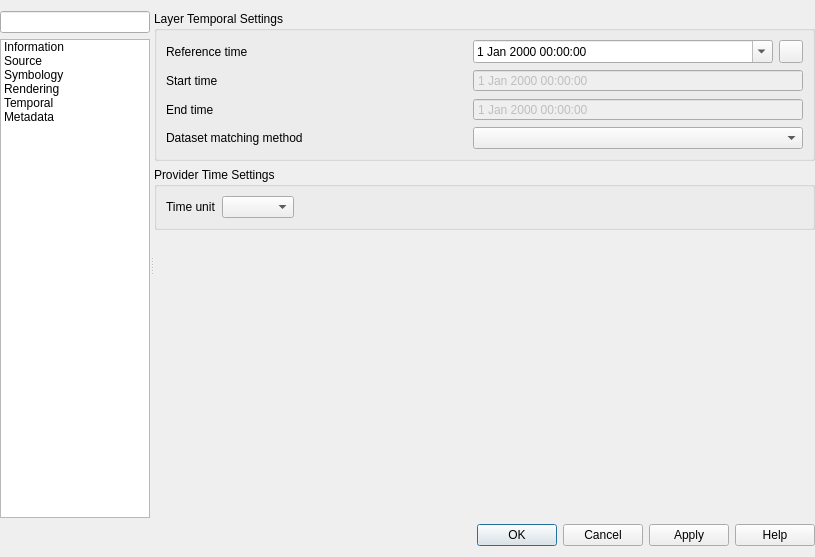
The window that src/ui/mesh/qgsmeshlayerpropertiesbase.ui (nextgis/nextgisqgis) describes before a commit, drawn with Qt 5.
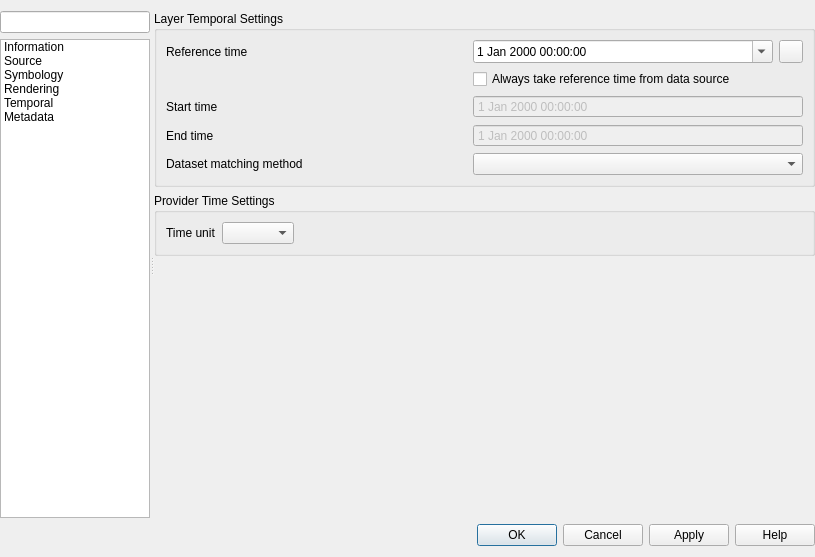
The same window after the commit. The open tabs and pages were chosen to show the change. Icons and pictures are not drawn. Custom widgets are drawn as their Qt base class.

What changed in the file:
```diff
--- a/src/ui/mesh/qgsmeshlayerpropertiesbase.ui
+++ b/src/ui/mesh/qgsmeshlayerpropertiesbase.ui
@@ -615,10 +615,10 @@
               <string>Layer Temporal Settings</string>
              </property>
              <layout class="QGridLayout" name="gridLayout_4">
-              <item row="0" column="0">
-               <widget class="QLabel" name="label_3">
+              <item row="3" column="0">
+               <widget class="QLabel" name="label_6">
                 <property name="text">
-                 <string>Reference time</string>
+                 <string>Start time</string>
                 </property>
                </widget>
               </item>
@@ -635,6 +635,75 @@
                 </property>
                </widget>
               </item>
+              <item row="6" column="1" colspan="2">
+               <widget class="QComboBox" name="mComboBoxTemporalDatasetMatchingMethod">
+                <property name="toolTip">
+                 <string>Method for selection of temporal mesh dataset from a range time</string>
+                </property>
+               </widget>
+              </item>
+              <item row="4" column="1" colspan="2">
+               <widget class="QDateTimeEdit" name="mTemporalDateTimeEnd">
+                <property name="enabled">
+                 <bool>false</bool>
+                </property>
+                <property name="wrapping">
+                 <bool>false</bool>
+                </property>
+                <property name="frame">
+                 <bool>true</bool>
+                </property>
+                <property name="readOnly">
+                 <bool>true</bool>
+                </property>
+                <property name="buttonSymbols">
+                 <enum>QAbstractSpinBox::NoButtons</enum>
+                </property>
+                <property name="accelerated">
+                 <bool>false</bool>
+                </property>
+                <property name="showGroupSeparator" stdset="0">
+                 <bool>false</bool>
+                </property>
+                <property name="timeSpec">
+                 <enum>Qt::UTC</enum>
+                </property>
+               </widget>
+              </item>
+              <item row="6" column="0">
+               <widget class="QLabel" name="label_10">
+                <property name="text">
+                 <string>Dataset matching method</string>
+                </property>
+               </widget>
+              </item>
+              <item row="0" column="0">
+               <widget class="QLabel" name="label_3">
+                <property name="text">
+                 <string>Reference time</string>
+                </property>
+               </widget>
+              </item>
+              <item row="4" column="0">
+               <widget class="QLabel" name="label_4">
+                <property name="text">
+                 <string>End time</string>
+                </property>
+               </widget>
+              </item>
+              <item row="3" column="1" colspan="2">
+               <widget class="QDateTimeEdit" name="mTemporalDateTimeStart">
+                <property name="enabled">
+                 <bool>false</bool>
+                </property>
+                <property name="readOnly">
+                 <bool>true</bool>
+                </property>
+                <property name="buttonSymbols">
+                 <enum>QAbstractSpinBox::NoButtons</enum>
+                </property>
+               </widget>
+              </item>
               <item row="0" column="2">
                <widget class="QPushButton" name="mTemporalReloadButton">
                 <property name="maximumSize">
@@ -655,72 +724,10 @@
                 </property>
                </widget>
               </item>
-              <item row="1" column="0">
-               <widget class="QLabel" name="label_6">
-                <property name="text">
-                 <string>Start time</string>
-                </property>
-               </widget>
-              </item>
-              <item row="1" column="1" colspan="2">
-               <widget class="QDateTimeEdit" name="mTemporalDateTimeStart">
-                <property name="enabled">
-                 <bool>false</bool>
-                </property>
-                <property name="readOnly">
-                 <bool>true</bool>
-                </property>
-                <property name="buttonSymbols">
-                 <enum>QAbstractSpinBox::NoButtons</enum>
-                </property>
-               </widget>
-              </item>
-              <item row="2" column="0">
-               <widget class="QLabel" name="label_4">
-                <property name="text">
-                 <string>End time</string>
-                </property>
-               </widget>
-              </item>
               <item row="2" column="1" colspan="2">
-               <widget class="QDateTimeEdit" name="mTemporalDateTimeEnd">
-                <property name="enabled">
-                 <bool>false</bool>
-                </property>
-                <property name="wrapping">
-                 <bool>false</bool>
-                </property>
-                <property name="frame">
-                 <bool>true</bool>
-                </property>
-                <property name="readOnly">
-                 <bool>true</bool>
-                </property>
-                <property name="buttonSymbols">
-                 <enum>QAbstractSpinBox::NoButtons</enum>
-                </property>
-                <property name="accelerated">
-                 <bool>false</bool>
-                </property>
-                <property name="showGroupSeparator" stdset="0">
-                 <bool>false</bool>
-                </property>
-                <property name="timeSpec">
-                 <enum>Qt::UTC</enum>
-                </property>
-               </widget>
-              </item>
-              <item row="3" column="0">
-               <widget class="QLabel" name="label_10">
+               <widget class="QCheckBox" name="mAlwaysTimeFromSourceCheckBox">
                 <property name="text">
-                 <string>Dataset matching method</string>
-                </property>
-               </widget>
-              </item>
-              <item row="3" column="1" colspan="2">
-               <widget class="QComboBox" name="mComboBoxTemporalDatasetMatchingMethod">
-                <property name="toolTip">
-                 <string>Method for selection of temporal mesh dataset from a range time</string>
+                 <string>Always take reference time from data source</string>
                 </property>
                </widget>
               </item>
@@ -823,11 +830,6 @@
    <header>qgscollapsiblegroupbox.h</header>
    <container>1</container>
   </customwidget>
-  <customwidget>
-   <class>QgsSpinBox</class>
-   <extends>QSpinBox</extends>
-   <header>qgsspinbox.h</header>
-  </customwidget>
   <customwidget>
    <class>QgsDoubleSpinBox</class>
    <extends>QDoubleSpinBox</extends>
@@ -844,6 +846,16 @@
    <header>qgsprojectionselectionwidget.h</header>
    <container>1</container>
   </customwidget>
+  <customwidget>
+   <class>QgsScaleRangeWidget</class>
+   <extends>QWidget</extends>
+   <header>qgsscalerangewidget.h</header>
+  </customwidget>
+  <customwidget>
+   <class>QgsSpinBox</class>
+   <extends>QSpinBox</extends>
+   <header>qgsspinbox.h</header>
+  </customwidget>
   <customwidget>
    <class>QgsScrollArea</class>
    <extends>QScrollArea</extends>
```
Left out of the diff: 66 changed lines with no effect on the pictures.
